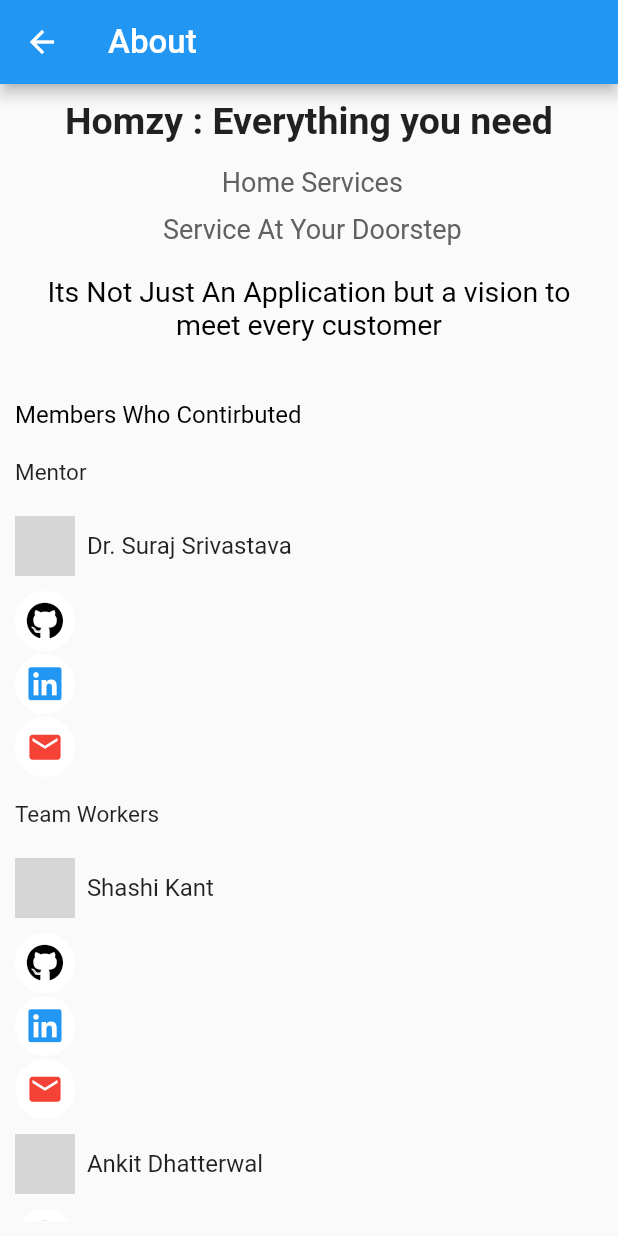
After one commit to Ankit-Dhattarwal/Homzy_provider, a Flutter app: the screen it shows after launch, item 3 of the bottom bar chosen, after a tap on "About us", on a phone screen of 412 x 824 dp. The commit adds this screen. Run offline on Flutter 3.47's test engine with Material 2 defaults, Android fonts, the light colour scheme and no system bars; our stand-ins replace animated_text_kit, flutter_linkify, font_awesome_flutter; grey boxes are pictures that could not be loaded.

Commit message:
provider homzy update

```diff
--- a/lib/main.dart
+++ b/lib/main.dart
@@ -49,7 +49,7 @@ class HomeScreen extends StatelessWidget {
                         ),
                         CircleAvatar(
                           radius: 30,
-                          backgroundImage: AssetImage('assets/images.jpeg'),
+                          backgroundImage: AssetImage('assets/photo-2.jpg'),
                         ),
                       ],
                     ),
--- /dev/null
+++ b/lib/notification /About_page.dart
@@ -0,0 +1,301 @@
+import 'package:flutter/material.dart';
+import 'package:font_awesome_flutter/font_awesome_flutter.dart';
+import 'package:url_launcher/url_launcher.dart';
+
+
+import 'package:flutter/gestures.dart';
+import 'package:flutter_linkify/flutter_linkify.dart';
+
+
+class AboutScreen extends StatefulWidget {
+  const AboutScreen({Key? key}) : super(key: key);
+
+  @override
+  State<AboutScreen> createState() => _AboutScreenState();
+}
+
+class _AboutScreenState extends State<AboutScreen> {
+  @override
+  Widget build(BuildContext context) {
+    return Scaffold(
+      appBar: AppBar(
+        title: Text('About',style: TextStyle(fontSize: 22),),
+      ),
+      body: Container(
+
+        padding: const EdgeInsets.all(10),
+        child: ListView(
+          children: [
+            Text('Homzy : Everything you need',style: TextStyle(fontSize: 25,fontWeight: FontWeight.bold),textAlign: TextAlign.center,),
+            SizedBox(height: 16,),
+            Text(
+              ' Home Services ',style: TextStyle(color: Colors.grey.shade700,fontSize: 18),textAlign: TextAlign.center,),
+            SizedBox(height: 10,),
+            Text(' Service At Your Doorstep',style: TextStyle(color: Colors.grey.shade700,fontSize: 18),textAlign: TextAlign.center,),
+            SizedBox(height: 20,),
+            Text('Its Not Just An Application but a vision to meet every customer',style: TextStyle(color: Colors.black,fontSize: 19),textAlign: TextAlign.center,),
+            //buildProfileImage()
+            SizedBox(height: 40,),
+            Text('Members Who Contirbuted',style: TextStyle(color: Colors.black,fontSize: 16),),
+            SizedBox(height: 20,),
+            Text('Mentor',style: TextStyle(fontSize: 15),),
+            SizedBox(height: 20,),
+            Row(
+              children: [
+                //SizedBox(width: 10,),
+                buildProfileImage(),
+                Text('  Dr. Suraj Srivastava',style: TextStyle(fontSize: 16),),
+              ],
+            ),
+            SizedBox(height: 10,),
+            Column(
+              crossAxisAlignment: CrossAxisAlignment.start,
+              children: [
+                Row(
+                  children: [
+                    CircleAvatar(
+                      backgroundColor: Colors.white,
+                      child: Center(
+                        child: Icon(FontAwesomeIcons.github,size: 25,color: Colors.black,),
+                      ),
+                    ),
+                  ],
+                ),
+                SizedBox(height: 2,),
+                buildSocioalIcon(FontAwesomeIcons.linkedin),
+                SizedBox(height: 2,),
+                Row(
+                  children: [
+                    CircleAvatar(
+                      backgroundColor: Colors.white,
+                      child: Center(
+
+                          child: Icon(Icons.email,size: 25,color: Colors.red,)),
+
+                    ),
+                  ],
+                ),
+
+                SizedBox(height: 2,),
+                // buildSocioalIcon(FontAwesomeIcons.github),
+                // SizedBox(width: 12,),
+              ],
+            ),
+            SizedBox(height: 14,),
+            Text('Team Workers',style: TextStyle(fontSize: 15),),
+            SizedBox(height: 20,),
+            Row(
+              children: [
+                buildProfileImage1(),
+                Text('  Shashi Kant',style: TextStyle(fontSize: 16),),
+              ],
+            ),
+            SizedBox(height: 10,),
+            Column(
+              crossAxisAlignment: CrossAxisAlignment.start,
+              children: [
+                CircleAvatar(
+                  backgroundColor: Colors.white,
+                  child: Center(
+                    child: Icon(FontAwesomeIcons.github,size: 25,color: Colors.black,),
+
+                  ),
+                  //buildSocioalIcon1(FontAwesomeIcons.github),
+                ),
+
+                SizedBox(height: 2,),
+                buildSocioalIcon(FontAwesomeIcons.linkedin),
+                SizedBox(height: 2,),
+
+
+                CircleAvatar(
+                  backgroundColor: Colors.white,
+                  child: Center(
+
+                      child: Icon(Icons.email,size: 25,color: Colors.red,)),
+                ),
+                //SizedBox(height: 2,),
+                // buildSocioalIcon(FontAwesomeIcons.github),
+                // SizedBox(width: 12,),
+              ],
+            ),
+            SizedBox(height: 10,),
+
+            Row(
+              children: [
+                buildProfileImage2(),
+                Text('  Ankit Dhatterwal',style: TextStyle(fontSize: 16),),
+              ],
+            ),
+            SizedBox(height: 10,),
+            Column(
+              crossAxisAlignment: CrossAxisAlignment.start,
+              children: [
+                CircleAvatar(
+                  backgroundColor: Colors.white,
+                  child: Center(
+                    child: Icon(FontAwesomeIcons.github,size: 25,color: Colors.black,),
+
+                  ),
+                  //buildSocioalIcon1(FontAwesomeIcons.github),
+                ),
+
+                SizedBox(height: 2,),
+                buildSocioalIcon(FontAwesomeIcons.linkedin),
+                SizedBox(height: 2,),
+
+
+                CircleAvatar(
+                  backgroundColor: Colors.white,
+                  child: Center(
+
+                      child: Icon(Icons.email,size: 25,color: Colors.red,)),
+                ),
+
+                //SizedBox(height: 2,),
+                // buildSocioalIcon(FontAwesomeIcons.github),
+                // SizedBox(width: 12,),
+
+              ],
+
+            ),
+
+            SizedBox(height: 10,),
+            Row(
+              children: [
+
+                buildProfileImage3(),
+                Text('  Khushi Srivastava',style: TextStyle(fontSize: 16),),
+              ],
+            ),
+            SizedBox(height: 10,),
+            Column(
+              crossAxisAlignment: CrossAxisAlignment.start,
+              children: [
+                CircleAvatar(
+                  backgroundColor: Colors.white,
+                  child: Center(
+                    child: Icon(FontAwesomeIcons.github,size: 25,color: Colors.black,),
+
+                  ),
+                  //buildSocioalIcon1(FontAwesomeIcons.github),
+                ),
+
+                SizedBox(height: 2,),
+                buildSocioalIcon(FontAwesomeIcons.linkedin),
+                SizedBox(height: 2,),
+
+
+                CircleAvatar(
+                  backgroundColor: Colors.white,
+                  child: Center(
+
+                      child: Icon(Icons.email,size: 25,color: Colors.red,)),
+                ),
+
+                //SizedBox(height: 12,),
+                // buildSocioalIcon(FontAwesomeIcons.github),
+                // SizedBox(width: 12,),
+
+              ],
+
+            ),
+
+            SizedBox(height: 10,),
+            Row(
+              children: [
+
+                buildProfileImage4(),
+                Text('  Apoorv Aggrwal',style: TextStyle(fontSize: 16),),
+              ],
+            ),
+            SizedBox(height: 12,),
+            Column(
+              crossAxisAlignment: CrossAxisAlignment.start,
+              children: [
+                CircleAvatar(
+                  backgroundColor: Colors.white,
+                  child: Center(
+                    child: Icon(FontAwesomeIcons.github,size: 25,color: Colors.black,),
+
+                  ),
+                  //buildSocioalIcon1(FontAwesomeIcons.github),
+                ),
+
+                SizedBox(height: 2,),
+                buildSocioalIcon(FontAwesomeIcons.linkedin),
+                SizedBox(height: 2,),
+
+
+                CircleAvatar(
+                  backgroundColor: Colors.white,
+                  child: Center(
+
+                      child: Icon(Icons.email,size: 25,color: Colors.red,)),
+                ),
+
+                //SizedBox(height: 12,),
+                // buildSocioalIcon(FontAwesomeIcons.github),
+                // SizedBox(width: 12,),
+
+              ],
+
+            ),
+          ],
+        ),
+      ),
+    );
+  }
+  Widget buildProfileImage() => CircleAvatar(
+    backgroundColor: Colors.grey.shade800,
+
+    backgroundImage: AssetImage('assets/download.jpg'),
+  );
+  Widget buildProfileImage1() => CircleAvatar(
+    backgroundColor: Colors.grey.shade800,
+
+    backgroundImage: AssetImage('assets/shashi.jpg'),
+  );
+  Widget buildProfileImage2() => CircleAvatar(
+    backgroundColor: Colors.grey.shade800,
+
+    backgroundImage: AssetImage('assets/ankit.jpeg'),
+  );
+  Widget buildProfileImage3() => CircleAvatar(
+    backgroundColor: Colors.grey.shade800,
+
+    backgroundImage: AssetImage('assets/khushi.jpeg'),
+  );
+  Widget buildProfileImage4() => CircleAvatar(
+    backgroundColor: Colors.grey.shade800,
+
+    backgroundImage: AssetImage('assets/apoorv.jpg'),
+  );
+}
+Widget buildSocioalIcon(IconData icon)=> CircleAvatar(
+  //radius: 25,
+  backgroundColor: Colors.white,
+  child: Center(child: Icon(icon,size: 25,color: Colors.blue,),),
+);
+
+//
+// class Hyperlink extends StatelessWidget {
+//   //const Hyperlink({Key? key}) : super(key: key);
+// final String text;
+// Hyperlink(this.text);
+//   //const Hyperlink({super.key, required this.text});
+//
+//   @override
+//   Widget build(BuildContext context) {
+//     return RichText(text: TextSpan(
+//       text: text,
+//       style: TextStyle(color:Colors.blue),
+//       recognizer: TapGestureRecognizer()..onTap=(){
+//         launch(text);
+//       }
+//     ),
+//     );
+//   }
+// }
+//
+//
--- a/lib/notification /setting_page.dart
+++ b/lib/notification /setting_page.dart
@@ -1,5 +1,6 @@
 import 'package:flutter/material.dart';
 import 'package:provider_night/payment_subPage.dart';
+import 'package:provider_night/notification /About_page.dart';
 
 class SubSetting extends StatelessWidget {
   @override
@@ -24,7 +25,7 @@ class SubSetting extends StatelessWidget {
                     decoration: BoxDecoration(
                         shape: BoxShape.circle,
                         image: DecorationImage(
-                          image: AssetImage("assets/salon_men/salon_service_men.jpeg"),
+                          image: AssetImage("assets/photo-2.jpg"),
                           fit: BoxFit.cover,
                         )
                     ),
@@ -216,11 +217,19 @@ class SubSetting extends StatelessWidget {
                       size: 50.0,
                     ),
                     SizedBox(width: 10.0),
-                    Text(
-                      "About us",
-                      style: TextStyle(
-                        color: Colors.black,
-                        fontSize: 23.0,
+                    GestureDetector(
+                      onTap: (){
+                        Navigator.push(
+                          context,
+                          MaterialPageRoute(builder: (context) => AboutScreen()),
+                        );
+                      },
+                      child: Text(
+                        "About us",
+                        style: TextStyle(
+                          color: Colors.black,
+                          fontSize: 23.0,
+                        ),
                       ),
                     ),
                   ],
```
Also changed, not shown: pubspec.yaml (+7 -0 lines), assets/photo-2.jpg (added), pubspec.lock, 10 other files.
